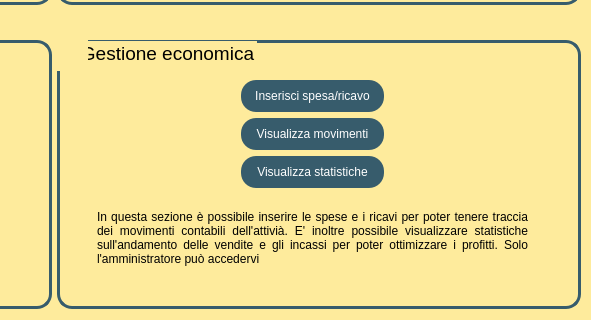
Qt form home/view/HOME.ui (StracciaMatteo/GestioneCinema) before a commit; both pictures show x 484 to 1075 and y 320 to 640 of the 1075 by 640 pixel window.
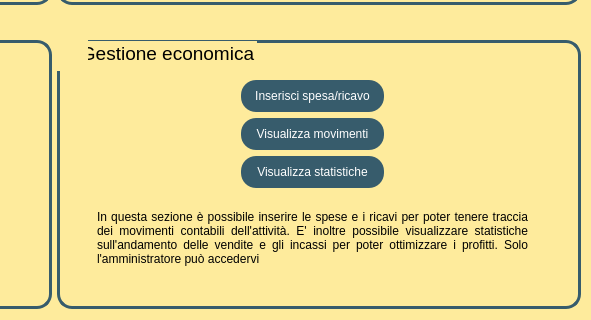
The same form after that commit. Icons and pictures are not drawn.

Commit message: Aggiunti requirements e piccole modifiche al puntatore dei bottoni delle view

What changed in the file:
```diff
--- a/home/view/HOME.ui
+++ b/home/view/HOME.ui
@@ -386,7 +386,7 @@
             <locale language="Italian" country="Italy"/>
            </property>
            <property name="text">
-            <string>In questa sezione è possibile inserire le spese e i ricavi per poter tenere traccia dei movimenti contabili dell'attivià. E' inoltre possibile visualizzare statistiche sull'andamento delle vendite e gli incassi per poter ottimizzare i profitti. Solo l'amministratore può accedervi</string>
+            <string>In questa sezione è possibile inserire le spese e i ricavi per poter tenere traccia dei movimenti contabili dell'attività. E' inoltre possibile visualizzare statistiche sull'andamento delle vendite e gli incassi per poter ottimizzare i profitti. Solo l'amministratore può accedervi</string>
            </property>
            <property name="textFormat">
             <enum>Qt::AutoText</enum>
```
Left out of the diff: 3 changed lines with no effect on the pictures. The commit also changes 14 other files.
